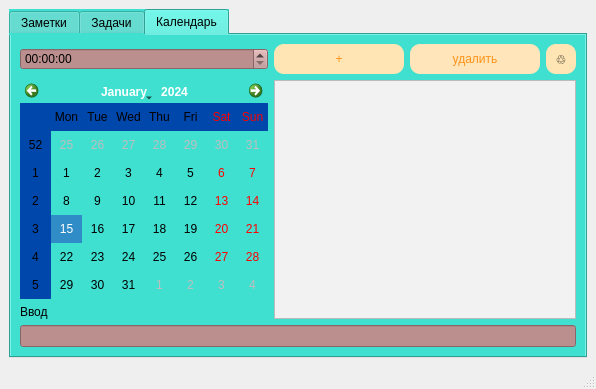
Qt form main_window.ui (Dragonfly774/daily) before a commit.
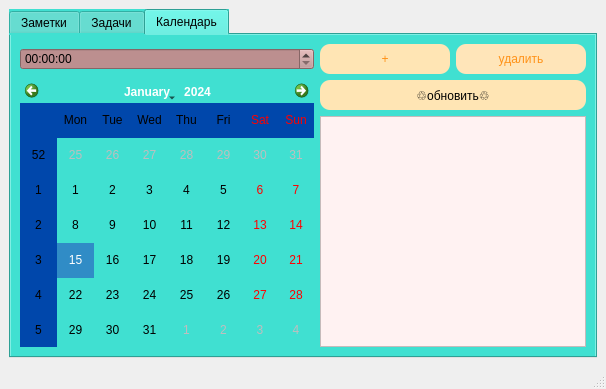
The same form after that commit. The open tabs and pages were chosen to show the change.

```diff
--- a/main_window.ui
+++ b/main_window.ui
@@ -6,7 +6,7 @@
    <rect>
     <x>0</x>
     <y>0</y>
-    <width>580</width>
+    <width>606</width>
     <height>389</height>
    </rect>
   </property>
@@ -200,64 +200,7 @@
         <string>Календарь</string>
        </attribute>
        <layout class="QGridLayout" name="gridLayout_2">
-        <item row="0" column="0">
-         <widget class="QTimeEdit" name="timeEdit">
-          <property name="styleSheet">
-           <string notr="true">background-color: #bc8f8f</string>
-          </property>
-         </widget>
-        </item>
-        <item row="0" column="1">
-         <widget class="QPushButton" name="pushButton">
-          <property name="styleSheet">
-           <string notr="true">color: #ff9218;
-background-color: #ffe5b4;
-text-align: center;
-border-radius: 10px;
-border: none;
-box-shadow: 0 0 10px 5px rgba(221, 221, 221, 1);
-width: 130px;
-height: 30px;</string>
-          </property>
-          <property name="text">
-           <string>+</string>
-          </property>
-         </widget>
-        </item>
-        <item row="0" column="2">
-         <widget class="QPushButton" name="pushButton_3">
-          <property name="styleSheet">
-           <string notr="true">color: #ff9218;
-background-color: #ffe5b9;
-text-align: center;
-border-radius: 10px;
-border: none;
-box-shadow: 0 0 10px 5px rgba(221, 221, 221, 1);
-width: 130px;
-height: 30px;</string>
-          </property>
-          <property name="text">
-           <string>удалить</string>
-          </property>
-         </widget>
-        </item>
-        <item row="3" column="0" colspan="4">
-         <widget class="QLineEdit" name="lineEdit">
-          <property name="styleSheet">
-           <string notr="true">
-background-color: #bc8f8f;
-</string>
-          </property>
-         </widget>
-        </item>
-        <item row="1" column="0">
-         <widget class="QCalendarWidget" name="calendarWidget">
-          <property name="styleSheet">
-           <string notr="true">alternate-background-color: #0047AB;</string>
-          </property>
-         </widget>
-        </item>
-        <item row="0" column="3">
+        <item row="1" column="1" colspan="3">
          <widget class="QPushButton" name="pushButton_2">
           <property name="styleSheet">
            <string notr="true">color: #000000;
@@ -270,22 +213,62 @@
 height: 30px;</string>
           </property>
           <property name="text">
-           <string>♲</string>
+           <string>♲обновить♲</string>
           </property>
          </widget>
         </item>
-        <item row="2" column="0">
-         <widget class="QLabel" name="label">
+        <item row="1" column="0" rowspan="2">
+         <widget class="QCalendarWidget" name="calendarWidget">
+          <property name="styleSheet">
+           <string notr="true">alternate-background-color: #0047AB;</string>
+          </property>
+         </widget>
+        </item>
+        <item row="0" column="3">
+         <widget class="QPushButton" name="pushButton_3">
+          <property name="styleSheet">
+           <string notr="true">color: #ff9218;
+background-color: #ffe5b9;
+text-align: center;
+border-radius: 10px;
+border: none;
+box-shadow: 0 0 10px 5px rgba(221, 221, 221, 1);
+width: 130px;
+height: 30px;</string>
+          </property>
           <property name="text">
-           <string>Ввод</string>
+           <string>удалить</string>
           </property>
          </widget>
         </item>
-        <item row="1" column="1" rowspan="2" colspan="3">
+        <item row="0" column="0">
+         <widget class="QTimeEdit" name="timeEdit">
+          <property name="styleSheet">
+           <string notr="true">background-color: #bc8f8f</string>
+          </property>
+         </widget>
+        </item>
+        <item row="0" column="1" colspan="2">
+         <widget class="QPushButton" name="pushButton">
+          <property name="styleSheet">
+           <string notr="true">color: #ff9218;
+background-color: #ffe5b4;
+text-align: center;
+border-radius: 10px;
+border: none;
+box-shadow: 0 0 10px 5px rgba(221, 221, 221, 1);
+width: 130px;
+height: 30px;</string>
+          </property>
+          <property name="text">
+           <string>+</string>
+          </property>
+         </widget>
+        </item>
+        <item row="2" column="1" colspan="3">
          <widget class="QListWidget" name="listWidget_3">
           <property name="styleSheet">
-           <string notr="true">background-color: #f2f2f2;
-</string>
+           <string notr="true">background-color: rgb(255, 242, 242);</string>
           </property>
          </widget>
         </item>
```
Left out of the diff: 27 changed lines with no effect on the pictures.
